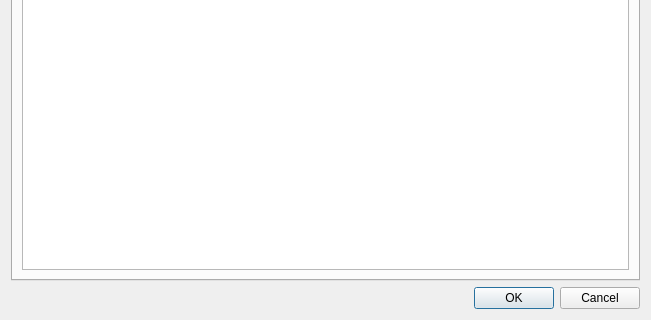
Above: src/todocalendar/ui/taskdialog.ui from anetczuk/hanlendar before the change; both pictures show x 0 to 651 and y 485 to 805 of the 651 by 805 pixel window. Below: the same form after it.
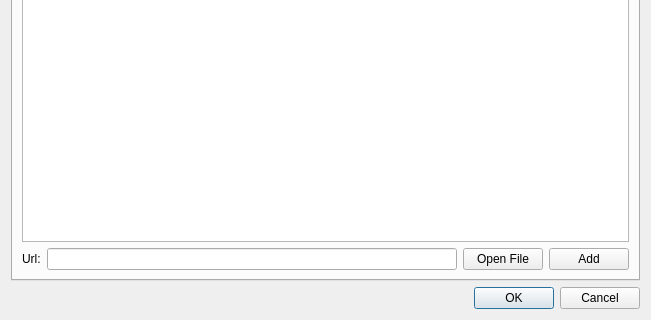
That is the form after the change. Custom widgets are drawn as their Qt base class.

Commit message: Handle links in description

The edit to the form file:
```diff
--- a/src/todocalendar/ui/taskdialog.ui
+++ b/src/todocalendar/ui/taskdialog.ui
@@ -198,7 +198,48 @@
       </attribute>
       <layout class="QVBoxLayout" name="verticalLayout_2">
        <item>
-        <widget class="QTextEdit" name="descriptionEdit"/>
+        <widget class="QTextBrowser" name="descriptionEdit">
+         <property name="readOnly">
+          <bool>false</bool>
+         </property>
+         <property name="textInteractionFlags">
+          <set>Qt::LinksAccessibleByKeyboard|Qt::LinksAccessibleByMouse|Qt::TextBrowserInteraction|Qt::TextEditable|Qt::TextEditorInteraction|Qt::TextSelectableByKeyboard|Qt::TextSelectableByMouse</set>
+         </property>
+         <property name="openLinks">
+          <bool>false</bool>
+         </property>
+        </widget>
+       </item>
+       <item>
+        <layout class="QHBoxLayout" name="horizontalLayout_5">
+         <property name="topMargin">
+          <number>0</number>
+         </property>
+         <item>
+          <widget class="QLabel" name="label_7">
+           <property name="text">
+            <string>Url:</string>
+           </property>
+          </widget>
+         </item>
+         <item>
+          <widget class="QLineEdit" name="urlEdit"/>
+         </item>
+         <item>
+          <widget class="QPushButton" name="openLocalFilePB">
+           <property name="text">
+            <string>Open File</string>
+           </property>
+          </widget>
+         </item>
+         <item>
+          <widget class="QPushButton" name="addUrlPB">
+           <property name="text">
+            <string>Add</string>
+           </property>
+          </widget>
+         </item>
+        </layout>
        </item>
       </layout>
      </widget>
@@ -234,18 +275,18 @@
   </layout>
  </widget>
  <customwidgets>
-  <customwidget>
-   <class>ReminderWidget</class>
-   <extends>QWidget</extends>
-   <header>todocalendar.gui.reminderwidget</header>
-   <container>1</container>
-  </customwidget>
   <customwidget>
    <class>RecurrentWidget</class>
    <extends>QWidget</extends>
    <header>todocalendar.gui.recurrentwidget</header>
    <container>1</container>
   </customwidget>
+  <customwidget>
+   <class>ReminderWidget</class>
+   <extends>QWidget</extends>
+   <header>todocalendar.gui.reminderwidget</header>
+   <container>1</container>
+  </customwidget>
  </customwidgets>
  <resources/>
  <connections>
```
The commit also changes 4 other files.
